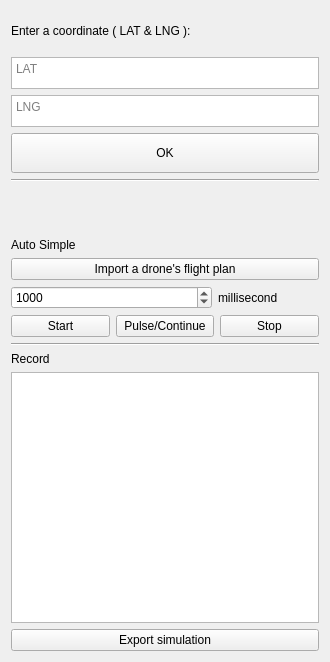
Before: the Qt Designer form src/frontend/UI/simulation1Widget.ui in Dave0126/N7_Long_Project, drawn with Qt 5.
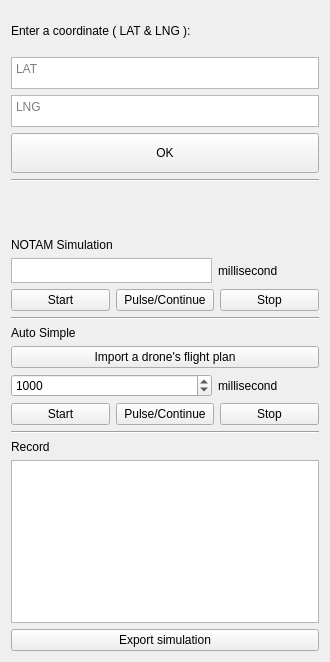
After: the same form once the commit is applied.

Patch:
```diff
--- a/src/frontend/UI/simulation1Widget.ui
+++ b/src/frontend/UI/simulation1Widget.ui
@@ -104,6 +104,79 @@
      </item>
     </layout>
    </item>
+   <item>
+    <layout class="QVBoxLayout" name="verticalLayout_1_1">
+     <item>
+      <widget class="QLabel" name="label_Notam">
+       <property name="text">
+        <string>NOTAM Simulation</string>
+       </property>
+      </widget>
+     </item>
+     <item>
+      <layout class="QHBoxLayout" name="horizontalLayout" stretch="2,1">
+        <item>
+            <widget class="QTextEdit" name="AreasNames">
+                <property name="maximumSize">
+                    <size>
+                        <width>16777215</width>
+                        <height>25</height>
+                    </size>
+                </property>
+                <property name="verticalScrollBarPolicy">
+                    <enum>Qt::ScrollBarAsNeeded</enum>
+                </property>
+                <property name="horizontalScrollBarPolicy">
+                    <enum>Qt::ScrollBarAlwaysOff</enum>
+                </property>
+            </widget>
+        </item>
+       <item>
+        <widget class="QLabel" name="label_2">
+         <property name="text">
+          <string>millisecond</string>
+         </property>
+        </widget>
+       </item>
+      </layout>
+     </item>
+     <item>
+      <layout class="QHBoxLayout" name="horizontalLayout_2">
+       <item>
+        <widget class="QPushButton" name="autoSimStartButton">
+         <property name="autoFillBackground">
+          <bool>false</bool>
+         </property>
+         <property name="text">
+          <string>Start</string>
+         </property>
+        </widget>
+       </item>
+       <item>
+        <widget class="QPushButton" name="autoSimPulseOrContinueButton">
+         <property name="text">
+          <string>Pulse/Continue</string>
+         </property>
+        </widget>
+       </item>
+       <item>
+        <widget class="QPushButton" name="autoSimStopButton">
+         <property name="text">
+          <string>Stop</string>
+         </property>
+        </widget>
+       </item>
+      </layout>
+     </item>
+     <item>
+      <widget class="Line" name="line_2">
+       <property name="orientation">
+        <enum>Qt::Horizontal</enum>
+       </property>
+      </widget>
+     </item>
+    </layout>
+   </item>
    <item>
     <layout class="QVBoxLayout" name="verticalLayout_2">
      <item>
```
